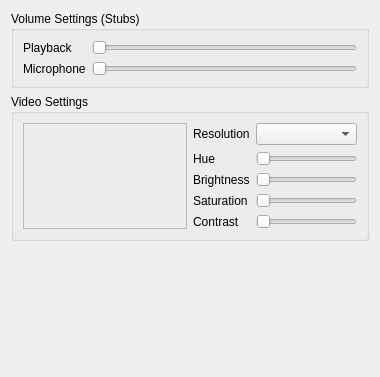
The window that src/widget/form/settings/avsettings.ui (qTox/qTox) describes before a commit, drawn with Qt 5.
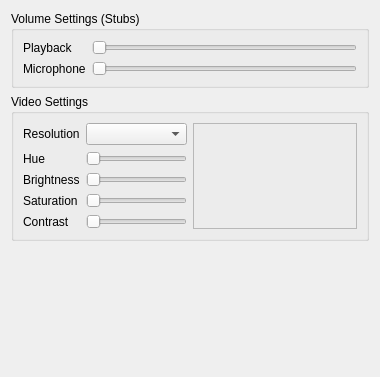
The same window after the commit. Custom widgets are drawn as their Qt base class.

Diff of the .ui file:
```diff
--- a/src/widget/form/settings/avsettings.ui
+++ b/src/widget/form/settings/avsettings.ui
@@ -57,31 +57,6 @@
       <string>Video Settings</string>
      </property>
      <layout class="QHBoxLayout" name="horizontalLayout">
-      <item>
-       <layout class="QVBoxLayout" name="verticalLayout" stretch="0">
-        <item>
-         <widget class="QFrame" name="CamFrame">
-          <property name="sizePolicy">
-           <sizepolicy hsizetype="MinimumExpanding" vsizetype="MinimumExpanding">
-            <horstretch>1</horstretch>
-            <verstretch>99</verstretch>
-           </sizepolicy>
-          </property>
-          <property name="frameShape">
-           <enum>QFrame::StyledPanel</enum>
-          </property>
-          <property name="frameShadow">
-           <enum>QFrame::Raised</enum>
-          </property>
-          <layout class="QVBoxLayout" name="verticalLayout_3">
-           <item>
-            <widget class="VideoSurface" name="CamVideoSurface" native="true"/>
-           </item>
-          </layout>
-         </widget>
-        </item>
-       </layout>
-      </item>
       <item>
        <layout class="QFormLayout" name="formLayout">
         <property name="fieldGrowthPolicy">
@@ -162,6 +137,31 @@
         </item>
        </layout>
       </item>
+      <item>
+       <layout class="QVBoxLayout" name="verticalLayout" stretch="0">
+        <item>
+         <widget class="QFrame" name="CamFrame">
+          <property name="sizePolicy">
+           <sizepolicy hsizetype="MinimumExpanding" vsizetype="MinimumExpanding">
+            <horstretch>1</horstretch>
+            <verstretch>99</verstretch>
+           </sizepolicy>
+          </property>
+          <property name="frameShape">
+           <enum>QFrame::StyledPanel</enum>
+          </property>
+          <property name="frameShadow">
+           <enum>QFrame::Raised</enum>
+          </property>
+          <layout class="QVBoxLayout" name="verticalLayout_3">
+           <item>
+            <widget class="VideoSurface" name="CamVideoSurface" native="true"/>
+           </item>
+          </layout>
+         </widget>
+        </item>
+       </layout>
+      </item>
      </layout>
     </widget>
    </item>
```
